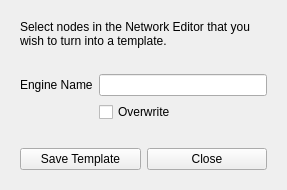
Before: the Qt Designer form template_modal.ui in alexmajewski/am-matbuilder, drawn with Qt 5.
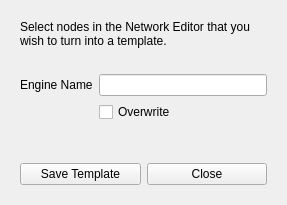
After: the same form once the commit is applied.

Commit message: template creator II

```diff
--- a/template_modal.ui
+++ b/template_modal.ui
@@ -7,7 +7,7 @@
     <x>0</x>
     <y>0</y>
     <width>287</width>
-    <height>190</height>
+    <height>205</height>
    </rect>
   </property>
   <property name="windowTitle">
@@ -91,6 +91,17 @@
     <layout class="QHBoxLayout" name="horizontalLayout">
      <item>
       <widget class="QPushButton" name="btn_save">
+       <property name="font">
+        <font>
+         <pointsize>9</pointsize>
+        </font>
+       </property>
+       <property name="tabletTracking">
+        <bool>false</bool>
+       </property>
+       <property name="focusPolicy">
+        <enum>Qt::NoFocus</enum>
+       </property>
        <property name="text">
         <string>Save Template</string>
        </property>
@@ -98,6 +109,14 @@
      </item>
      <item>
       <widget class="QPushButton" name="btn_close">
+       <property name="font">
+        <font>
+         <pointsize>9</pointsize>
+        </font>
+       </property>
+       <property name="focusPolicy">
+        <enum>Qt::NoFocus</enum>
+       </property>
        <property name="text">
         <string>Close</string>
        </property>
```
Left out of the diff: 6 changed lines with no effect on the pictures. The commit also changes 5 other files.
